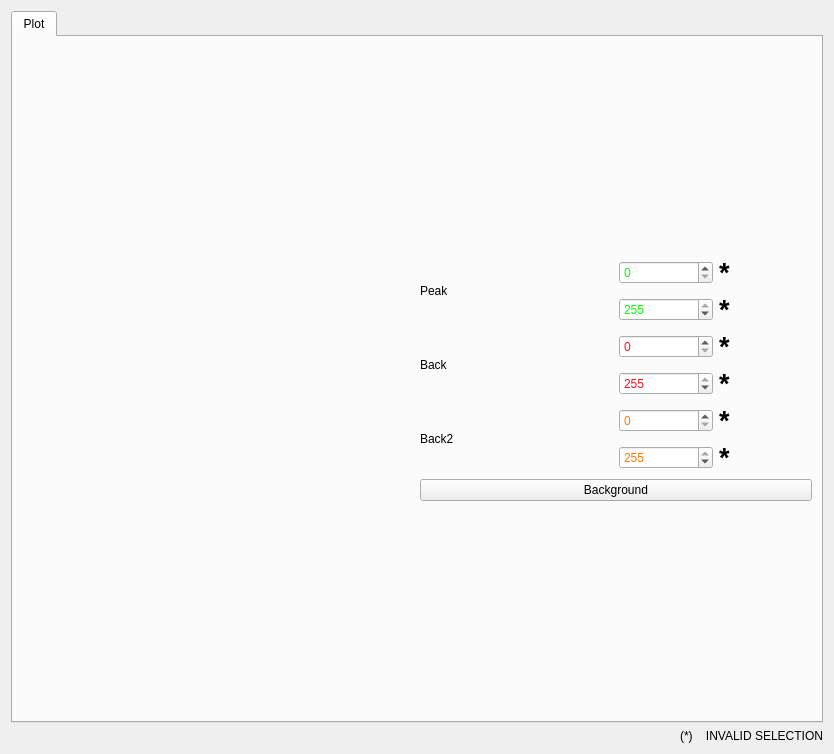
The window that RefRed/interfaces/plot_dialog_refl_interface.ui (neutrons/RefRed) describes before a commit, drawn with Qt 5.
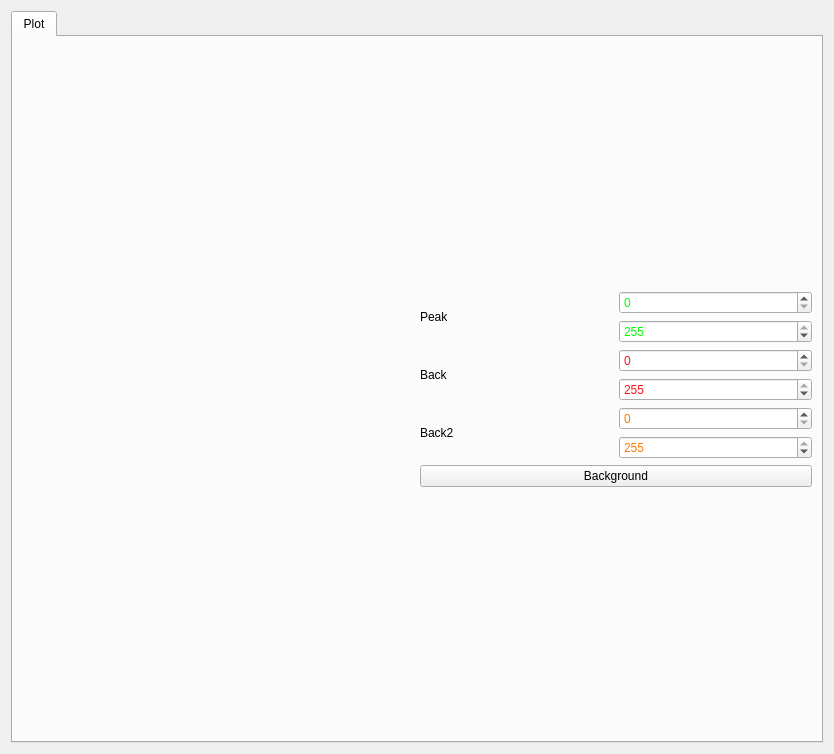
The same window after the commit. Icons and pictures are not drawn. Custom widgets are drawn as their Qt base class.

Commit message: remove warnings about invalid background range, let back-end handle it

```diff
--- a/RefRed/interfaces/plot_dialog_refl_interface.ui
+++ b/RefRed/interfaces/plot_dialog_refl_interface.ui
@@ -128,32 +128,6 @@
                    </property>
                   </widget>
                  </item>
-                 <item>
-                  <widget class="QLabel" name="plotPeakFromLabel">
-                   <property name="sizePolicy">
-                    <sizepolicy hsizetype="Preferred" vsizetype="Preferred">
-                     <horstretch>0</horstretch>
-                     <verstretch>0</verstretch>
-                    </sizepolicy>
-                   </property>
-                   <property name="minimumSize">
-                    <size>
-                     <width>0</width>
-                     <height>0</height>
-                    </size>
-                   </property>
-                   <property name="font">
-                    <font>
-                     <pointsize>20</pointsize>
-                     <weight>75</weight>
-                     <bold>true</bold>
-                    </font>
-                   </property>
-                   <property name="text">
-                    <string>*</string>
-                   </property>
-                  </widget>
-                 </item>
                 </layout>
                </item>
                <item>
@@ -232,32 +206,6 @@
                    </property>
                   </widget>
                  </item>
-                 <item>
-                  <widget class="QLabel" name="plotPeakToLabel">
-                   <property name="sizePolicy">
-                    <sizepolicy hsizetype="Preferred" vsizetype="Preferred">
-                     <horstretch>0</horstretch>
-                     <verstretch>0</verstretch>
-                    </sizepolicy>
-                   </property>
-                   <property name="minimumSize">
-                    <size>
-                     <width>0</width>
-                     <height>0</height>
-                    </size>
-                   </property>
-                   <property name="font">
-                    <font>
-                     <pointsize>20</pointsize>
-                     <weight>75</weight>
-                     <bold>true</bold>
-                    </font>
-                   </property>
-                   <property name="text">
-                    <string>*</string>
-                   </property>
-                  </widget>
-                 </item>
                 </layout>
                </item>
               </layout>
@@ -348,29 +296,6 @@
                    </property>
                   </widget>
                  </item>
-                 <item>
-                  <widget class="QLabel" name="plotBackFromLabel">
-                   <property name="enabled">
-                    <bool>true</bool>
-                   </property>
-                   <property name="minimumSize">
-                    <size>
-                     <width>0</width>
-                     <height>0</height>
-                    </size>
-                   </property>
-                   <property name="font">
-                    <font>
-                     <pointsize>20</pointsize>
-                     <weight>75</weight>
-                     <bold>true</bold>
-                    </font>
-                   </property>
-                   <property name="text">
-                    <string>*</string>
-                   </property>
-                  </widget>
-                 </item>
                 </layout>
                </item>
                <item>
@@ -449,26 +374,6 @@
                    </property>
                   </widget>
                  </item>
-                 <item>
-                  <widget class="QLabel" name="plotBackToLabel">
-                   <property name="minimumSize">
-                    <size>
-                     <width>0</width>
-                     <height>0</height>
-                    </size>
-                   </property>
-                   <property name="font">
-                    <font>
-                     <pointsize>20</pointsize>
-                     <weight>75</weight>
-                     <bold>true</bold>
-                    </font>
-                   </property>
-                   <property name="text">
-                    <string>*</string>
-                   </property>
-                  </widget>
-                 </item>
                 </layout>
                </item>
               </layout>
@@ -562,29 +467,6 @@
                    </property>
                   </widget>
                  </item>
-                 <item>
-                  <widget class="QLabel" name="plotBack2FromLabel">
-                   <property name="enabled">
-                    <bool>true</bool>
-                   </property>
-                   <property name="minimumSize">
-                    <size>
-                     <width>0</width>
-                     <height>0</height>
-                    </size>
-                   </property>
-                   <property name="font">
-                    <font>
-                     <pointsize>20</pointsize>
-                     <weight>75</weight>
-                     <bold>true</bold>
-                    </font>
-                   </property>
-                   <property name="text">
-                    <string>*</string>
-                   </property>
-                  </widget>
-                 </item>
                 </layout>
                </item>
                <item>
@@ -666,29 +548,6 @@
                    </property>
                   </widget>
                  </item>
-                 <item>
-                  <widget class="QLabel" name="plotBack2ToLabel">
-                   <property name="enabled">
-                    <bool>true</bool>
-                   </property>
-                   <property name="minimumSize">
-                    <size>
-                     <width>0</width>
-                     <height>0</height>
-                    </size>
-                   </property>
-                   <property name="font">
-                    <font>
-                     <pointsize>20</pointsize>
-                     <weight>75</weight>
-                     <bold>true</bold>
-                    </font>
-                   </property>
-                   <property name="text">
-                    <string>*</string>
-                   </property>
-                  </widget>
-                 </item>
                 </layout>
                </item>
               </layout>
@@ -733,16 +592,6 @@
      </widget>
     </widget>
    </item>
-   <item>
-    <widget class="QLabel" name="invalid_selection_label">
-     <property name="text">
-      <string>(*)    INVALID SELECTION</string>
-     </property>
-     <property name="alignment">
-      <set>Qt::AlignRight|Qt::AlignTrailing|Qt::AlignVCenter</set>
-     </property>
-    </widget>
-   </item>
   </layout>
  </widget>
  <customwidgets>
```
The commit also changes 3 other files.
